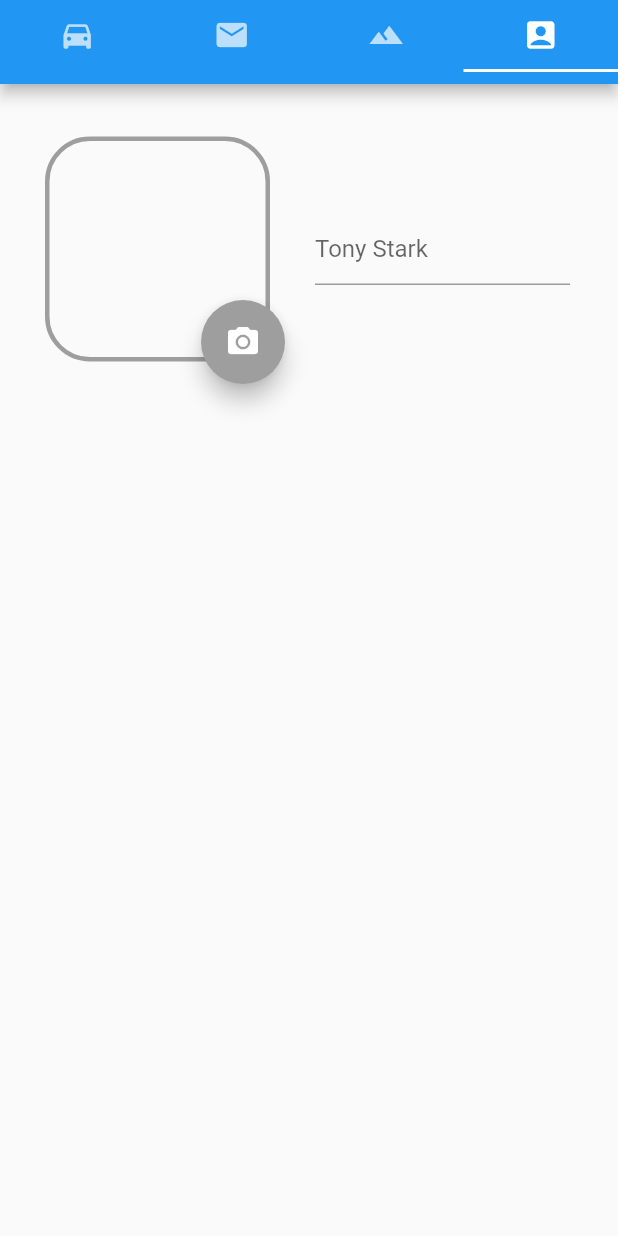
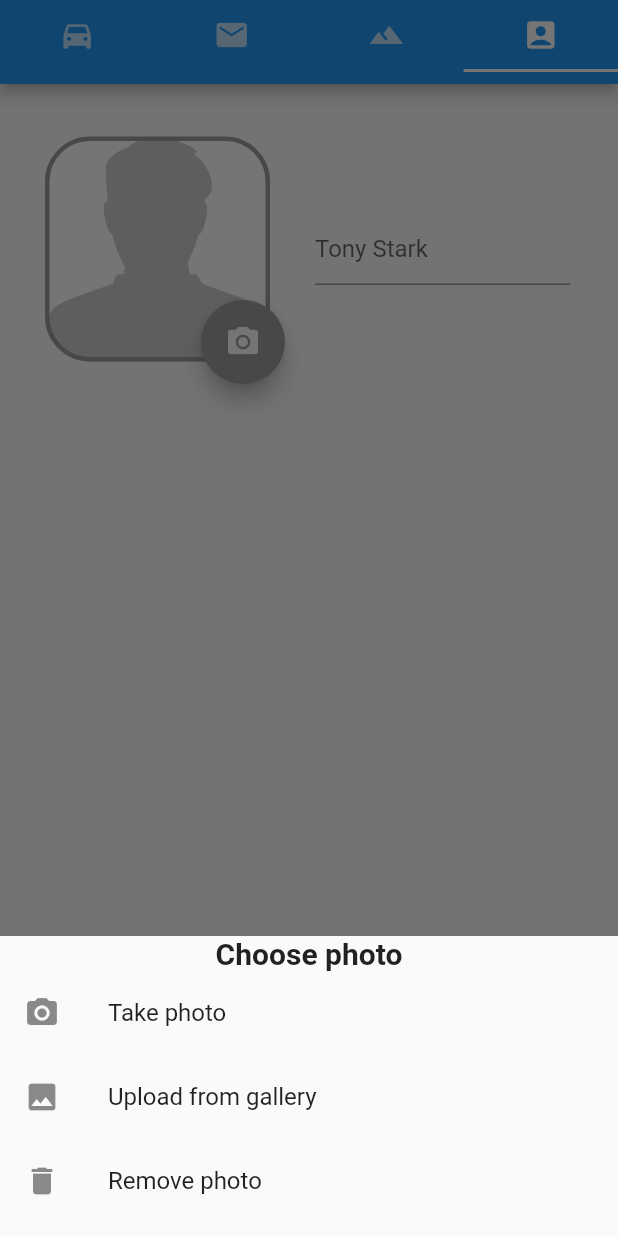
Before and after one commit to duzer2018/flutter_client, a Flutter app: the TabView screen opened directly, tab 4 chosen, after a tap on the "photo camera" icon, on a phone screen of 412 x 824 dp. Run offline on Flutter 3.47's test engine with Material 2 defaults, Android fonts, the phone set to English and light mode, and no system bars; our stand-ins replace image_picker, rxdart, shared_preferences; accounts and stored records are empty.

Commit message:
"Added rxdart, shared_prefs and image_picker + create bottom_sheet.dart file + formField"

```diff
--- a/lib/core/blocs/bloc_profile.dart
+++ b/lib/core/blocs/bloc_profile.dart
@@ -0,0 +1,39 @@
+import 'dart:io';
+import 'dart:ui';
+
+import 'package:cdcalctest/core/resources/repository.dart';
+import 'package:image_picker/image_picker.dart';
+import 'package:rxdart/rxdart.dart';
+class ProfileBloc{
+
+  File _image;
+
+final userAvatar = BehaviorSubject();
+final _repository = Repository();
+
+Observable get outUserAvatar => userAvatar.stream;
+
+  Future getImageFromCamera() async {
+    var image = await ImagePicker.pickImage(source: ImageSource.camera);
+    _image = image;
+      userAvatar.add(_image);
+  }
+
+  Future getImageFromGallery() async {
+    var image = await ImagePicker.pickImage(source: ImageSource.gallery);
+    _image = image;
+      userAvatar.add(_image);
+      _repository.setUserAvatar(_image.toString());
+  }
+
+  getUserAvatar() async {
+    var userAvatar = await _repository.getUserAvatar();
+    if(userAvatar != null)
+
+    userAvatar.add(_image);
+  }
+
+  dispose(){
+    userAvatar.close();
+  }
+}
--- a/lib/core/resources/repository.dart
+++ b/lib/core/resources/repository.dart
@@ -0,0 +1,11 @@
+
+import 'package:cdcalctest/core/resources/shared_preferences.dart';
+
+class Repository {
+
+  final sharedPrefs = SharedPrefs();
+
+  setUserAvatar(_image) => sharedPrefs.setUserAvatar(_image);
+  getUserAvatar() => sharedPrefs.getUserAvatar();
+
+}
--- a/lib/core/ui/prifile_tab.dart
+++ b/lib/core/ui/prifile_tab.dart
@@ -1,3 +1,5 @@
+import 'package:cdcalctest/core/blocs/bloc_profile.dart';
+import 'package:cdcalctest/core/ui/widgets/bottom_sheet.dart';
 import 'package:flutter/material.dart';
 
 class PrifileTab extends StatefulWidget {
@@ -8,8 +10,22 @@ class PrifileTab extends StatefulWidget {
 }
 
 class PrifileTabState extends State<PrifileTab> {
+  final profileBloc = ProfileBloc();
+  String name = "Tony Stark";
+  static final RegExp nameRegExp = RegExp('[a-zA-Z-а-яА-Я-]');
+  GlobalKey<FormState> _key = new GlobalKey();
+  bool _validate = false;
+  FocusNode _focusNode;
 
-  String name = "Tony Stark";
+  @override
+  void initState() {
+    // profileBloc.getUserAvatar();
+    _focusNode = FocusNode();
+    _focusNode.addListener(() {
+      if (!_focusNode.hasFocus) saveName();
+    });
+    super.initState();
+  }
 
   @override
   Widget build(BuildContext context) {
@@ -18,16 +34,23 @@ class PrifileTabState extends State<PrifileTab> {
           child: Column(children: <Widget>[
         Row(
           children: <Widget>[
-            Container(
+            StreamBuilder(
+                stream: profileBloc.outUserAvatar,
+                builder: (context, snapshot) {
+                  return Container(
                       width: 210,
                       height: 220,
                       child: Stack(children: <Widget>[
-
                         Center(
                             child: Container(
                           width: 150,
                           height: 150,
                           decoration: BoxDecoration(
+                            image: DecorationImage(
+                              fit: BoxFit.cover,
+                              image: snapshot.data != null
+                                  ? FileImage(snapshot.data)
+                                  : AssetImage("assets/user.png")),
                             border: Border.all(width: 3, color: Colors.grey),
                             borderRadius: BorderRadius.all(Radius.circular(30)),
                           ),
@@ -38,41 +61,75 @@ class PrifileTabState extends State<PrifileTab> {
                             child: FloatingActionButton(
                               backgroundColor: Colors.grey,
                               child: Icon(Icons.photo_camera),
-                  onPressed: (){},
+                              onPressed: () => bottomSheet(context),
                             )),
-            ])),
-            Container(width: 170, child: TextField(
-              decoration: InputDecoration(
-                hoverColor: Colors.white,
-                fillColor: Colors.white,
-                focusColor: Colors.white,
-                hasFloatingPlaceholder: false,
-                alignLabelWithHint: true,
-                hintText: name
-              ),
-            )),
+                      ]));
+                }),
+            Container(
+                width: 170,
+                child: Form(
+                    key: _key, autovalidate: _validate, child: formInput())),
           ],
         )
       ])),
-      // Positioned(
-      //     top: 20,
-      //     left: 20,
-      //     child: Container(
-      //       width: 150,
-      //       height: 150,
-      //       decoration: BoxDecoration(
-      //         border: Border.all(width: 3, color: Colors.grey),
-      //         borderRadius: BorderRadius.all(Radius.circular(30)),
-      //       ),
-      //     )),
-      //     Positioned(
-      //       top: 60,
-      //       right: 20,
-      //       child: Container(
-      //         width: 200,
-      //         child: TextField(
-      //         )),
-      //     )
     ]);
   }
+
+  Widget formInput() {
+    return TextFormField(
+      focusNode: _focusNode,
+      decoration: InputDecoration(
+          hasFloatingPlaceholder: false,
+          alignLabelWithHint: true,
+          hintText: name),
+      validator: (value) => value.length < 3
+          ? 'Name less than 3 characters'
+          : (nameRegExp.hasMatch(value) ? null : 'Enter a Valid Name'),
+      onSaved: (String val) {
+        name = val;
+      },
+    );
   }
+
+  saveName() {
+    if (_key.currentState.validate()) {
+      _key.currentState.save();
+    } else {
+      setState(() {
+        _validate = true;
+      });
+    }
+  }
+
+  bottomSheet(BuildContext context) {
+    showModalBottomSheet(
+        context: context,
+        builder: (BuildContext context) {
+          return Container(
+            height: 200,
+            child: Column(
+              children: <Widget>[
+                Text("Choose photo",
+                    style:
+                        TextStyle(fontSize: 20, fontWeight: FontWeight.w700)),
+                BotSheet(
+                  icon: Icons.photo_camera,
+                  label: "Take photo",
+                  onTap: () => profileBloc.getImageFromCamera(),
+                ),
+                BotSheet(
+                  icon: Icons.photo,
+                  label: "Upload from gallery",
+                  onTap: () => profileBloc.getImageFromGallery(),
+                ),
+                BotSheet(
+                  icon: Icons.delete,
+                  label: "Remove photo",
+                  onTap: () => profileBloc.userAvatar.add(null),
+                )
+              ],
+            ),
+          );
+        });
+  }
+}
--- /dev/null
+++ b/lib/core/ui/widgets/bottom_sheet.dart
@@ -0,0 +1,18 @@
+import 'package:flutter/material.dart';
+
+class BotSheet extends StatelessWidget {
+  BotSheet({
+    this.onTap,
+    this.icon,
+    this.label,
+  });
+
+  final VoidCallback onTap;
+  final icon;
+  final label;
+
+  @override
+  Widget build(BuildContext context) {
+    return ListTile(leading: Icon(icon), title: Text(label), onTap: onTap);
+  }
+}
--- a/pubspec.yaml
+++ b/pubspec.yaml
@@ -25,6 +25,9 @@ dependencies:
   json_annotation: ^3.0.0
   http: ^0.12.0+2
   bloc: ^0.15.0
+  shared_preferences: ^0.5.1+1
+  image_picker: ^0.6.1+4
+  rxdart: ^0.22.2
   provider: ^3.1.0  # The following adds the Cupertino Icons font to your application.
   # Use with the CupertinoIcons class for iOS style icons.
   cupertino_icons: ^0.1.2
@@ -47,7 +50,7 @@ flutter:
 
   # To add assets to your application, add an assets section, like this:
   assets:
-    - assets/avatar.png
+    - assets/
 
   # An image asset can refer to one or more resolution-specific "variants", see
   # https://flutter.dev/assets-and-images/#resolution-aware.
```
Also changed, not shown: lib/core/resources/shared_preferences.dart (added, +14 -0 lines), lib/main.dart (+8 -7 lines), assets/user.png (added), pubspec.lock, 6 other files. Lines whose indentation alone changed are shown as unchanged.
